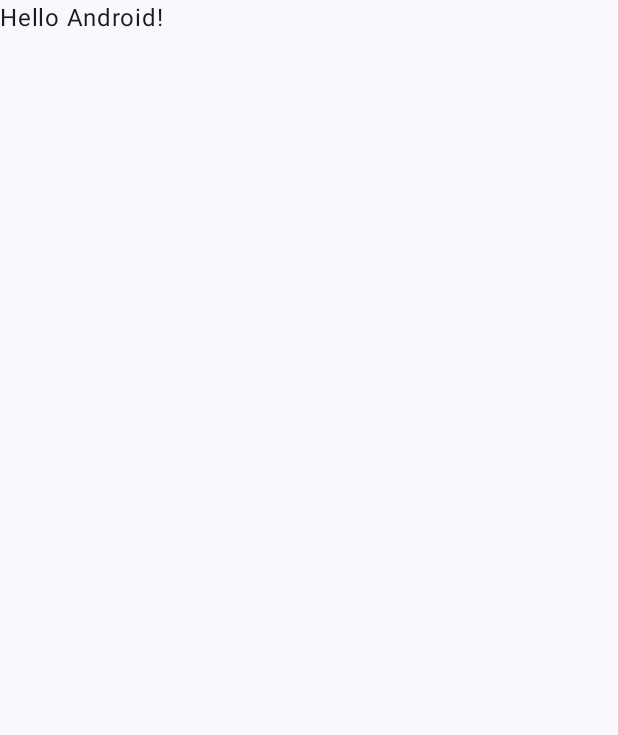
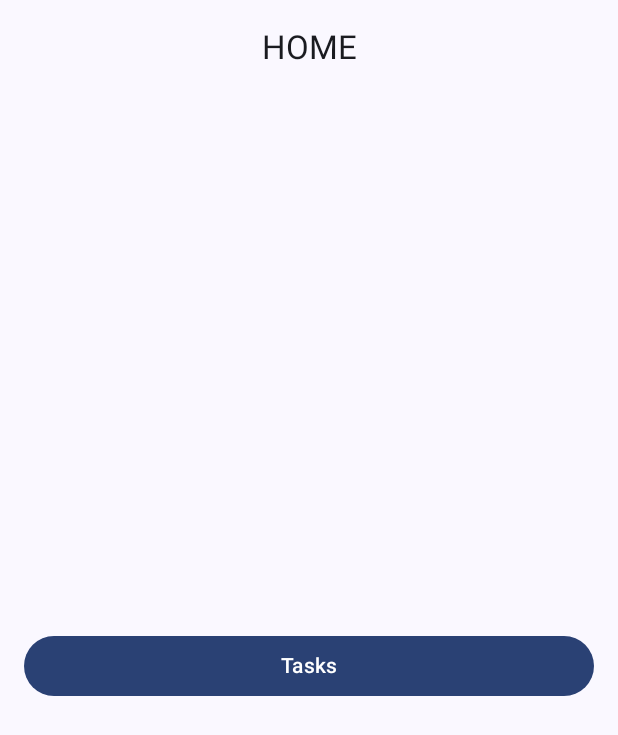
Before and after one commit to rag2310/handlenetwork, an Android app built with Jetpack Compose: the screen it shows after launch (MainActivity), on a phone screen of 412 x 824 dp. Before the commit the part shown is almost empty. Shown: the top 735 px of the screen. Run offline under Robolectric (Android 15) with nearby library versions, the phone set to English and light mode, and no system bars; our stand-ins replace Dagger/Hilt's generated code.

Commit message:
[ADD] se agregan screen

```diff
--- a/app/build.gradle.kts
+++ b/app/build.gradle.kts
@@ -71,4 +71,5 @@ dependencies {
     //RETROFIT
     implementation(libs.retrofit)
     implementation(libs.logging.interceptor)
+    implementation(libs.gson)
 }
--- a/app/src/main/java/com/rago/handlenetwork/MainActivity.kt
+++ b/app/src/main/java/com/rago/handlenetwork/MainActivity.kt
@@ -1,16 +1,19 @@
 package com.rago.handlenetwork
 
 import android.os.Bundle
+import android.util.Log
 import androidx.activity.ComponentActivity
 import androidx.activity.compose.setContent
 import androidx.activity.enableEdgeToEdge
-import androidx.compose.foundation.layout.fillMaxSize
-import androidx.compose.foundation.layout.padding
-import androidx.compose.material3.Scaffold
-import androidx.compose.material3.Text
-import androidx.compose.runtime.Composable
-import androidx.compose.ui.Modifier
-import androidx.compose.ui.tooling.preview.Preview
+import androidx.compose.runtime.LaunchedEffect
+import androidx.compose.runtime.collectAsState
+import androidx.compose.runtime.getValue
+import androidx.hilt.navigation.compose.hiltViewModel
+import androidx.navigation.compose.currentBackStackEntryAsState
+import androidx.navigation.compose.rememberNavController
+import com.rago.handlenetwork.presentation.screen.AppScreen
+import com.rago.handlenetwork.presentation.uistate.AppUIState
+import com.rago.handlenetwork.presentation.viewmodel.AppViewModel
 import com.rago.handlenetwork.ui.theme.HandleNetworkTheme
 import dagger.hilt.android.AndroidEntryPoint
 
@@ -20,30 +23,17 @@ class MainActivity : ComponentActivity() {
         super.onCreate(savedInstanceState)
         enableEdgeToEdge()
         setContent {
+            val appViewModel: AppViewModel = hiltViewModel()
+            val appUIState:AppUIState by appViewModel.uiState.collectAsState()
+            val navController = rememberNavController()
+
+            val currentRoute = navController.currentBackStackEntryAsState().value?.destination?.route
+            LaunchedEffect(key1 = currentRoute) {
+                Log.i("TAG", "AppScreen: $currentRoute")
+            }
             HandleNetworkTheme {
-                Scaffold(modifier = Modifier.fillMaxSize()) { innerPadding ->
-                    Greeting(
-                        name = "Android",
-                        modifier = Modifier.padding(innerPadding)
-                    )
-                }
+                AppScreen(appUIState, navController, currentRoute)
             }
         }
     }
 }
-
-@Composable
-fun Greeting(name: String, modifier: Modifier = Modifier) {
-    Text(
-        text = "Hello $name!",
-        modifier = modifier
-    )
-}
-
-@Preview(showBackground = true)
-@Composable
-fun GreetingPreview() {
-    HandleNetworkTheme {
-        Greeting("Android")
-    }
-}
--- /dev/null
+++ b/app/src/main/java/com/rago/handlenetwork/presentation/screen/AppScreen.kt
@@ -0,0 +1,69 @@
+package com.rago.handlenetwork.presentation.screen
+
+import androidx.compose.animation.AnimatedVisibility
+import androidx.compose.foundation.layout.fillMaxSize
+import androidx.compose.foundation.layout.padding
+import androidx.compose.material.icons.Icons
+import androidx.compose.material.icons.automirrored.filled.ArrowBack
+import androidx.compose.material3.CenterAlignedTopAppBar
+import androidx.compose.material3.ExperimentalMaterial3Api
+import androidx.compose.material3.Icon
+import androidx.compose.material3.IconButton
+import androidx.compose.material3.Scaffold
+import androidx.compose.material3.Text
+import androidx.compose.runtime.Composable
+import androidx.compose.ui.Modifier
+import androidx.navigation.NavHostController
+import androidx.navigation.compose.NavHost
+import androidx.navigation.compose.composable
+import com.rago.handlenetwork.data.utils.Constants
+import com.rago.handlenetwork.presentation.composable.LoadingDialog
+import com.rago.handlenetwork.presentation.uistate.AppUIState
+
+
+@Composable
+fun AppScreen(appUIState: AppUIState, navController: NavHostController, currentRoute: String?) {
+    LoadingDialog(showDialog = appUIState.loading)
+    AppScreenContent(appUIState, navController, currentRoute)
+}
+
+@OptIn(ExperimentalMaterial3Api::class)
+@Composable
+private fun AppScreenContent(
+    appUIState: AppUIState = AppUIState(),
+    navController: NavHostController,
+    currentRoute: String?
+) {
+    Scaffold(Modifier.fillMaxSize(), topBar = {
+        CenterAlignedTopAppBar(
+            title = {
+                Text(currentRoute?.uppercase() ?: "")
+            },
+            navigationIcon = {
+                AnimatedVisibility(currentRoute != Constants.HOME_ROUTE && currentRoute != null) {
+                    IconButton(onClick = {
+                        navController.popBackStack()
+                    }) {
+                        Icon(Icons.AutoMirrored.Filled.ArrowBack, contentDescription = null)
+                    }
+                }
+            }
+        )
+    }) { innerPadding ->
+        NavHost(
+            modifier = Modifier
+                .fillMaxSize()
+                .padding(innerPadding),
+            navController = navController,
+            startDestination = Constants.HOME_ROUTE
+        ) {
+            composable(Constants.HOME_ROUTE) {
+                HomeScreen(navController)
+            }
+
+            composable(Constants.TASK_LIST_ROUTE) {
+                TaskListScreen()
+            }
+        }
+    }
+}
--- /dev/null
+++ b/app/src/main/java/com/rago/handlenetwork/presentation/screen/HomeScreen.kt
@@ -0,0 +1,36 @@
+package com.rago.handlenetwork.presentation.screen
+
+import androidx.compose.foundation.layout.Arrangement
+import androidx.compose.foundation.layout.Column
+import androidx.compose.foundation.layout.fillMaxSize
+import androidx.compose.foundation.layout.fillMaxWidth
+import androidx.compose.foundation.layout.padding
+import androidx.compose.material3.Button
+import androidx.compose.material3.Text
+import androidx.compose.runtime.Composable
+import androidx.compose.ui.Modifier
+import androidx.compose.ui.tooling.preview.Preview
+import androidx.compose.ui.unit.dp
+import androidx.navigation.NavHostController
+import com.rago.handlenetwork.data.utils.Constants
+
+@Composable
+fun HomeScreen(navController: NavHostController) {
+    HomeScreenContent(navController)
+}
+
+@Composable
+private fun HomeScreenContent(navController: NavHostController) {
+    Column(
+        Modifier
+            .fillMaxSize()
+            .padding(horizontal = 16.dp),
+        verticalArrangement = Arrangement.Center
+    ) {
+        Button(modifier = Modifier.fillMaxWidth(), onClick = {
+            navController.navigate(Constants.TASK_LIST_ROUTE)
+        }) {
+            Text("Tasks")
+        }
+    }
+}
--- /dev/null
+++ b/app/src/main/java/com/rago/handlenetwork/presentation/uistate/AppUIState.kt
@@ -0,0 +1,7 @@
+package com.rago.handlenetwork.presentation.uistate
+
+data class AppUIState(
+    val loading: Boolean = false,
+    val onShowLoading: () -> Unit = {},
+    val onHideLoading: () -> Unit = {}
+)
--- /dev/null
+++ b/app/src/main/java/com/rago/handlenetwork/presentation/viewmodel/AppViewModel.kt
@@ -0,0 +1,40 @@
+package com.rago.handlenetwork.presentation.viewmodel
+
+import androidx.lifecycle.ViewModel
+import androidx.lifecycle.viewModelScope
+import com.rago.handlenetwork.presentation.uistate.AppUIState
+import dagger.hilt.android.lifecycle.HiltViewModel
+import kotlinx.coroutines.flow.MutableStateFlow
+import kotlinx.coroutines.flow.StateFlow
+import kotlinx.coroutines.flow.asStateFlow
+import kotlinx.coroutines.flow.update
+import kotlinx.coroutines.launch
+import javax.inject.Inject
+
+@HiltViewModel
+class AppViewModel @Inject constructor() : ViewModel() {
+
+    private val _uiState: MutableStateFlow<AppUIState> = MutableStateFlow(
+        AppUIState(
+            onShowLoading = ::onShowLoading,
+            onHideLoading = ::onHideLoading,
+        )
+    )
+    val uiState: StateFlow<AppUIState> = _uiState.asStateFlow()
+
+    private fun onShowLoading() {
+        viewModelScope.launch {
+            _uiState.update {
+                it.copy(loading = true)
+            }
+        }
+    }
+
+    private fun onHideLoading() {
+        viewModelScope.launch {
+            _uiState.update {
+                it.copy(loading = false)
+            }
+        }
+    }
+}
--- a/gradle/libs.versions.toml
+++ b/gradle/libs.versions.toml
@@ -14,6 +14,7 @@ ksp = "2.0.21-1.0.28"
 arrow = "1.2.4"
 retrofit = "2.11.0"
 logging-interceptor = "4.12.0"
+gson = "2.11.0"
 
 [libraries]
 androidx-core-ktx = { group = "androidx.core", name = "core-ktx", version.ref = "coreKtx" }
@@ -37,6 +38,7 @@ arrow-core = { module = "io.arrow-kt:arrow-core", version.ref = "arrow" }
 arrow-fx-coroutines = { module = "io.arrow-kt:arrow-fx-coroutines", version.ref = "arrow" }
 retrofit = { module = "com.squareup.retrofit2:retrofit", version.ref = "retrofit" }
 logging-interceptor = { module = "com.squareup.okhttp3:logging-interceptor", version.ref = "logging-interceptor" }
+gson = { module = "com.squareup.retrofit2:converter-gson", version.ref = "gson" }
 
 
 [plugins]
```
Also changed, not shown: app/src/main/java/com/rago/handlenetwork/data/di/NetworkModule.kt (+29 -0 lines), app/src/main/java/com/rago/handlenetwork/data/model/Task.kt (added, +11 -0 lines), app/src/main/java/com/rago/handlenetwork/data/utils/Constants.kt (added, +9 -0 lines), app/src/main/java/com/rago/handlenetwork/presentation/composable/LoadingDialog.kt (added, +55 -0 lines), app/src/main/java/com/rago/handlenetwork/presentation/screen/TaskListScreen.kt (added, +15 -0 lines).
